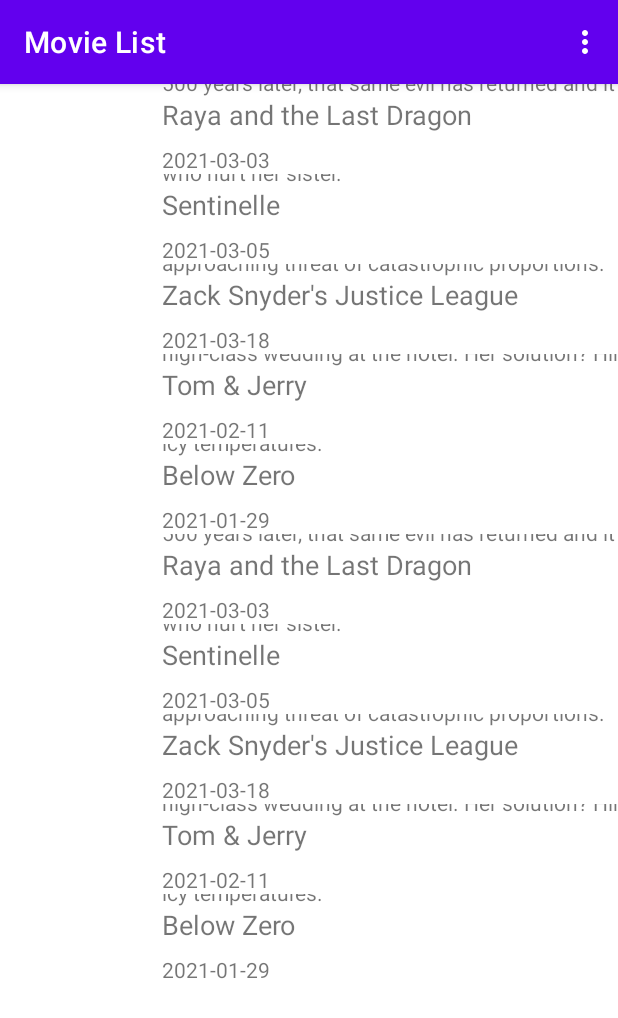
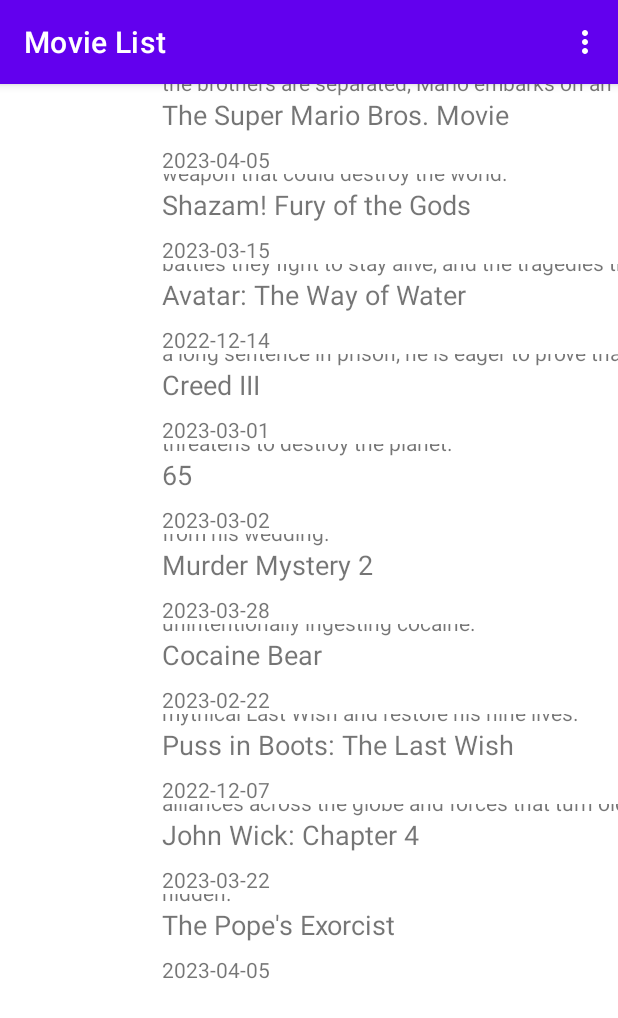
Before and after one commit to Hanna96E/MovieBrowz, an Android app: the screen it shows after launch (MainActivity), on a phone screen of 412 x 824 dp. Shown: the top 1018 px of the screen. Run offline under Robolectric (Android 15) with nearby library versions, the phone set to English and light mode, and no system bars; our stand-ins replace data binding, navigation-ui; pictures from the network do not load.

Commit message:
updated movie list, and added class for genres and movie details

```diff
--- a/app/src/main/java/com/ltu/m7019e/moviebrowz/database/Movies.kt
+++ b/app/src/main/java/com/ltu/m7019e/moviebrowz/database/Movies.kt
@@ -1,12 +1,208 @@
 package com.ltu.m7019e.moviebrowz.database
 
+import com.ltu.m7019e.moviebrowz.model.Genre
 import com.ltu.m7019e.moviebrowz.model.Movie
+import com.ltu.m7019e.moviebrowz.model.MovieDetail
 
 class Movies {
     val list = mutableListOf<Movie>()
 
     init {
         list.add(
+            Movie(
+                "The Super Mario Bros. Movie",
+                "/qNBAXBIQlnOThrVvA6mA2B5ggV6.jpg",
+                "/9n2tJBplPbgR2ca05hS5CKXwP2c.jpg",
+                "2023-04-05",
+                "While working underground to fix a water main, Brooklyn plumbers—and brothers—Mario and Luigi are transported down a mysterious pipe and wander into a magical new world. But when the brothers are separated, Mario embarks on an epic quest to find Luigi.",
+                MovieDetail(
+                    502356,
+                    "tt6718170",
+                    "https://www.thesupermariobros.movie",
+                    listOf(
+                        Genre(16, 	"Animation"),
+                        Genre(12, "Adventure"),
+                        Genre(10751, "Family"),
+                        Genre(14, "Fantasy"),
+                        Genre(35, "Comedy")
+                    )
+                )
+            )
+        )
+        list.add(
+            Movie(
+                "Shazam! Fury of the Gods",
+                "/3GrRgt6CiLIUXUtoktcv1g2iwT5.jpg",
+                "/wybmSmviUXxlBmX44gtpow5Y9TB.jpg",
+                "2023-03-15",
+                "Billy Batson and his foster siblings, who transform into superheroes by saying 'Shazam!', are forced to get back into action and fight the Daughters of Atlas, who they must stop from using a weapon that could destroy the world.",
+                MovieDetail(
+                    594767,
+                    "tt10151854",
+                    "",
+                    listOf(
+                        Genre(28, "Action"),
+                        Genre(35, "Comedy"),
+                        Genre(14, "Fantasy")
+                    )
+                )
+            )
+        )
+        list.add(
+            Movie(
+                "Avatar: The Way of Water",
+                "/t6HIqrRAclMCA60NsSmeqe9RmNV.jpg",
+                "/ytdebEE0ndYLSTEctPgh8e0vaBs.jpg",
+                "2022-12-14",
+                "Set more than a decade after the events of the first film, learn the story of the Sully family (Jake, Neytiri, and their kids), the trouble that follows them, the lengths they go to keep each other safe, the battles they fight to stay alive, and the tragedies they endure.",
+                MovieDetail(
+                    76600,
+                    "tt1630029",
+                    "https://www.avatar.com/movies/avatar-the-way-of-water",
+                    listOf(
+                        Genre(878, "Science fiction"),
+                        Genre(12, "Adventure"),
+                        Genre(28, "Action")
+                    )
+                )
+            )
+        )
+        list.add(
+            Movie(
+                "Creed III",
+                "/cvsXj3I9Q2iyyIo95AecSd1tad7.jpg",
+                "/5i6SjyDbDWqyun8klUuCxrlFbyw.jpg",
+                "2023-03-01",
+                "After dominating the boxing world, Adonis Creed has been thriving in both his career and family life. When a childhood friend and former boxing prodigy, Damien Anderson, resurfaces after serving a long sentence in prison, he is eager to prove that he deserves his shot in the ring. The face-off between former friends is more than just a fight. To settle the score, Adonis must put his future on the line to battle Damien — a fighter who has nothing to lose.",
+                MovieDetail(
+                    677179,
+                    "tt11145118",
+                    "https://www.mgmstudios.com/creed-iii",
+                    listOf(
+                        Genre(18, "Drama"),
+                        Genre(28, "Action")
+                    )
+                )
+            )
+        )
+        list.add(
+            Movie(
+                "65",
+                "/rzRb63TldOKdKydCvWJM8B6EkPM.jpg",
+                "/eSVu1FvGPy86TDo4hQbpuHx55DJ.jpg",
+                "2023-03-02",
+                "65 million years ago, the only 2 survivors of a spaceship from Somaris that crash-landed on Earth must fend off dinosaurs and reach the escape vessel in time before an imminent asteroid strike threatens to destroy the planet.",
+                MovieDetail(
+                    700391,
+                    "tt12261776",
+                    "https://www.65.movie",
+                    listOf(
+                        Genre(878, "Science fiction"),
+                        Genre(12, "Adventure"),
+                        Genre(53, "Thriller"),
+                        Genre(28, "Action")
+                    )
+                )
+            )
+        )
+        list.add(
+            Movie(
+                "Murder Mystery 2",
+                "/s1VzVhXlqsevi8zeCMG9A16nEUf.jpg",
+                "/bT3IpP7OopgiVuy6HCPOWLuaFAd.jpg",
+                "2023-03-28",
+                "After starting their own detective agency, Nick and Audrey Spitz land a career-making case when their billionaire pal is kidnapped from his wedding.",
+                MovieDetail(
+                    638974,
+                    "tt15255288",
+                    "https://www.netflix.com/title/81212842",
+                    listOf(
+                        Genre(35, "Comedy"),
+                        Genre(9648, "Mystery"),
+                        Genre(28, "Action")
+                    )
+                )
+            )
+        )
+        list.add(
+            Movie(
+                "Cocaine Bear",
+                "/gOnmaxHo0412UVr1QM5Nekv1xPi.jpg",
+                "/a2tys4sD7xzVaogPntGsT1ypVoT.jpg",
+                "2023-02-22",
+                "Inspired by a true story, an oddball group of cops, criminals, tourists and teens converge in a Georgia forest where a 500-pound black bear goes on a murderous rampage after unintentionally ingesting cocaine.",
+                MovieDetail(
+                    804150,
+                    "tt14209916",
+                    "https://www.cocainebear.movie/",
+                    listOf(
+                        Genre(53, "Thriller"),
+                        Genre(35, "Comedy"),
+                        Genre(80, "Crime")
+                    )
+                )
+            )
+        )
+        list.add(
+            Movie(
+                "Puss in Boots: The Last Wish",
+                "/kuf6dutpsT0vSVehic3EZIqkOBt.jpg",
+                "/ouB7hwclG7QI3INoYJHaZL4vOaa.jpg",
+                "2022-12-07",
+                "Puss in Boots discovers that his passion for adventure has taken its toll: He has burned through eight of his nine lives, leaving him with only one life left. Puss sets out on an epic journey to find the mythical Last Wish and restore his nine lives.",
+                MovieDetail(
+                    315162,
+                    "tt3915174",
+                    "https://www.dreamworks.com/movies/puss-in-boots-the-last-wish",
+                    listOf(
+                        Genre(16, 	"Animation"),
+                        Genre(10751, "Family"),
+                        Genre(14, "Fantasy"),
+                        Genre(12, "Adventure"),
+                        Genre(35, "Comedy")
+                    )
+
+                )
+            )
+        )
+        list.add(
+            Movie(
+                "John Wick: Chapter 4",
+                "/vZloFAK7NmvMGKE7VkF5UHaz0I.jpg",
+                "/h8gHn0OzBoaefsYseUByqsmEDMY.jpg",
+                "2023-03-22",
+                "With the price on his head ever increasing, John Wick uncovers a path to defeating The High Table. But before he can earn his freedom, Wick must face off against a new enemy with powerful alliances across the globe and forces that turn old friends into foes.",
+                MovieDetail(
+                    603692,
+                    "tt10366206",
+                    "https://johnwick.movie",
+                    listOf(
+                        Genre(28, "Action"),
+                        Genre(53, "Thriller"),
+                        Genre(80, "Crime")
+                    )
+                )
+            )
+        )
+        list.add(
+            Movie(
+                "The Pope's Exorcist",
+                "/9JBEPLTPSm0d1mbEcLxULjJq9Eh.jpg",
+                "/5Y5pz0NX7SZS9036I733F7uNcwK.jpg",
+                "2023-04-05",
+                "Father Gabriele Amorth, Chief Exorcist of the Vatican, investigates a young boy's terrifying possession and ends up uncovering a centuries-old conspiracy the Vatican has desperately tried to keep hidden.",
+                MovieDetail(
+                    758323,
+                    "tt13375076",
+                    "https://www.thepopes-exorcist.movie",
+                    listOf(
+                        Genre(27, "Horror"),
+                        Genre(9648, "Mystery")
+                    )
+                )
+            )
+        )
+        /*list.add(
             Movie(
                 "Raya and the Last Dragon",
                 "/lPsD10PP4rgUGiGR4CCXA6iY0QQ.jpg",
@@ -95,6 +291,6 @@ class Movies {
                 "2021-01-29",
                 "When a prisoner transfer van is attacked, the cop in charge must fight those inside and outside while dealing with a silent foe: the icy temperatures."
             )
-        )
+        )*/
     }
 }
--- /dev/null
+++ b/app/src/main/java/com/ltu/m7019e/moviebrowz/model/Genre.kt
@@ -0,0 +1,10 @@
+package com.ltu.m7019e.moviebrowz.model
+
+import android.os.Parcelable
+import kotlinx.parcelize.Parcelize
+
+@Parcelize
+data class Genre (
+        var id: Int,
+        var name: String
+        ): Parcelable
--- a/app/src/main/java/com/ltu/m7019e/moviebrowz/model/Movie.kt
+++ b/app/src/main/java/com/ltu/m7019e/moviebrowz/model/Movie.kt
@@ -9,8 +9,8 @@ data class Movie (
         var posterPath:String,
         var backdropPath:String,
         var releaseDate:String,
-        var overview:String
-
+        var overview:String,
+        var detail: MovieDetail
         ) : Parcelable
 
 // create objects inside this class for e.g., genres
--- /dev/null
+++ b/app/src/main/java/com/ltu/m7019e/moviebrowz/model/MovieDetail.kt
@@ -0,0 +1,12 @@
+package com.ltu.m7019e.moviebrowz.model
+
+import android.os.Parcelable
+import kotlinx.parcelize.Parcelize
+
+@Parcelize
+data class MovieDetail (
+        var id: Int,
+        var imdbId: String,
+        var homepage: String,
+        var genres: List<Genre>
+        ) : Parcelable
--- a/app/src/main/java/com/ltu/m7019e/moviebrowz/utils/Constants.kt
+++ b/app/src/main/java/com/ltu/m7019e/moviebrowz/utils/Constants.kt
@@ -5,4 +5,6 @@ object Constants {
     const val BACKDROP_IMAGE_BASE_URL = "https://image.tmdb.org/t/p/"
     const val POSTER_IMAGE_WIDTH = "w92"
     const val BACKDROP_IMAGE_WIDTH = "w1280"
+    const val TMDB_MOVIE_HOMEPAGE_BASE_URL = "https://www.themoviedb.org/movie/"
+    const val IMDB_BASE_URL = "https://www.imdb.com/title/"
 }
--- a/app/src/main/res/layout/fragment_movie_detail.xml
+++ b/app/src/main/res/layout/fragment_movie_detail.xml
@@ -31,7 +31,7 @@
             android:layout_marginStart="8dp"
             android:layout_marginTop="8dp"
             android:text="@{movie.title}"
-            android:textSize="18sp"
+            android:textSize="22sp"
             app:layout_constraintStart_toStartOf="parent"
             app:layout_constraintTop_toBottomOf="@+id/movie_detail_backdrop" />
 
```
